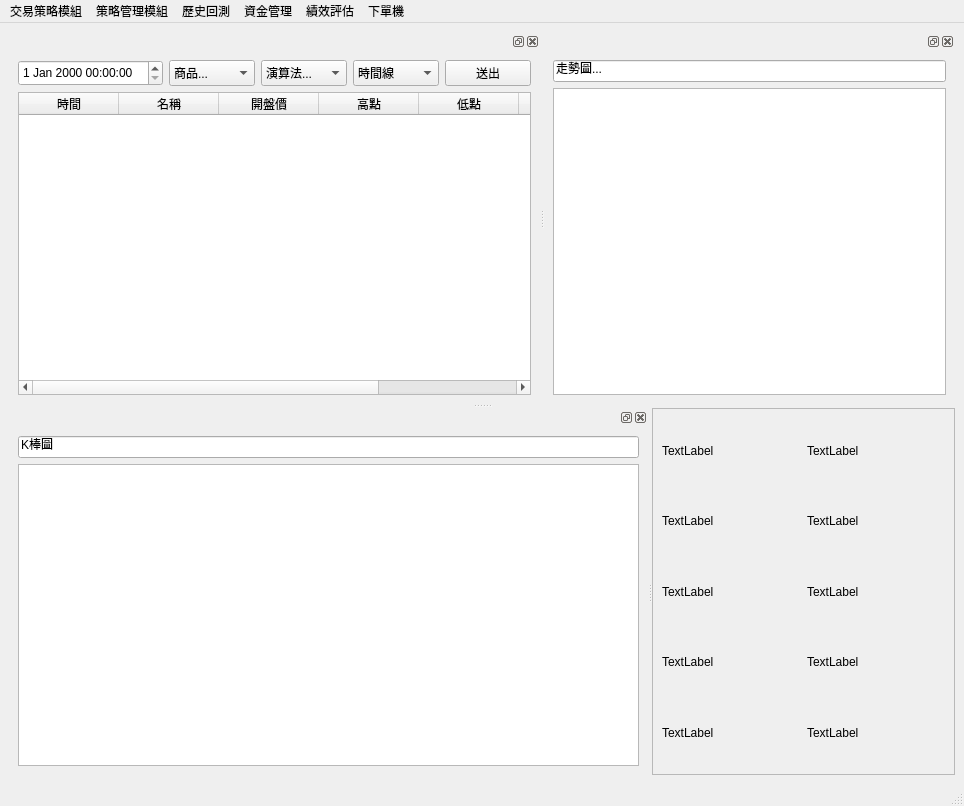
First picture: the form in MainUI.ui, repository allen93075/Winner, before the edit.
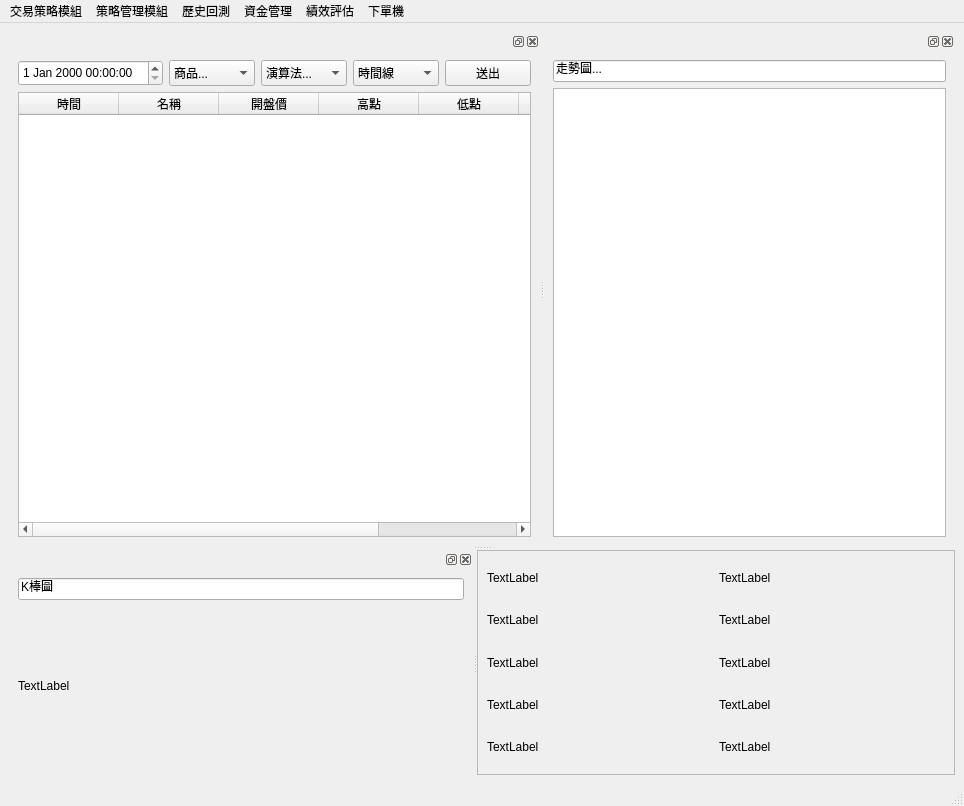
Second picture: the form after the edit.

Commit message: get and add Candlestick to MainUI

What changed in the file:
```diff
--- a/MainUI.ui
+++ b/MainUI.ui
@@ -221,7 +221,11 @@
            </widget>
           </item>
           <item row="1" column="0">
-           <widget class="QGraphicsView" name="graphicsView"/>
+           <widget class="QLabel" name="label">
+            <property name="text">
+             <string>TextLabel</string>
+            </property>
+           </widget>
           </item>
          </layout>
         </widget>
```
The commit also changes 1 other file.
